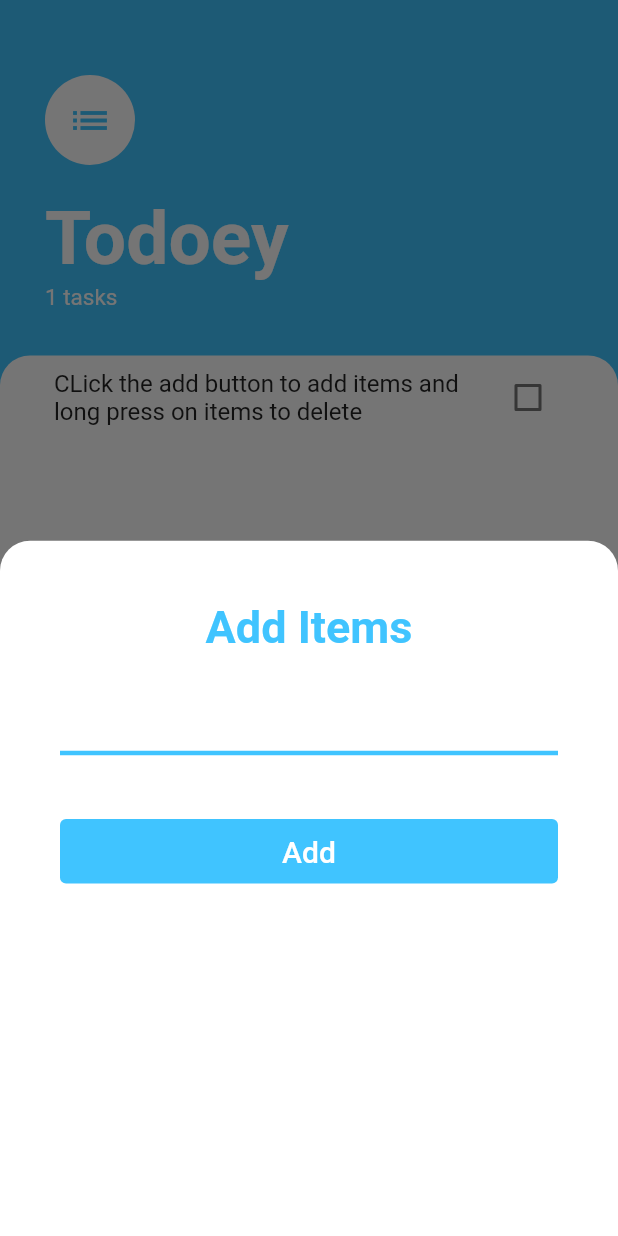
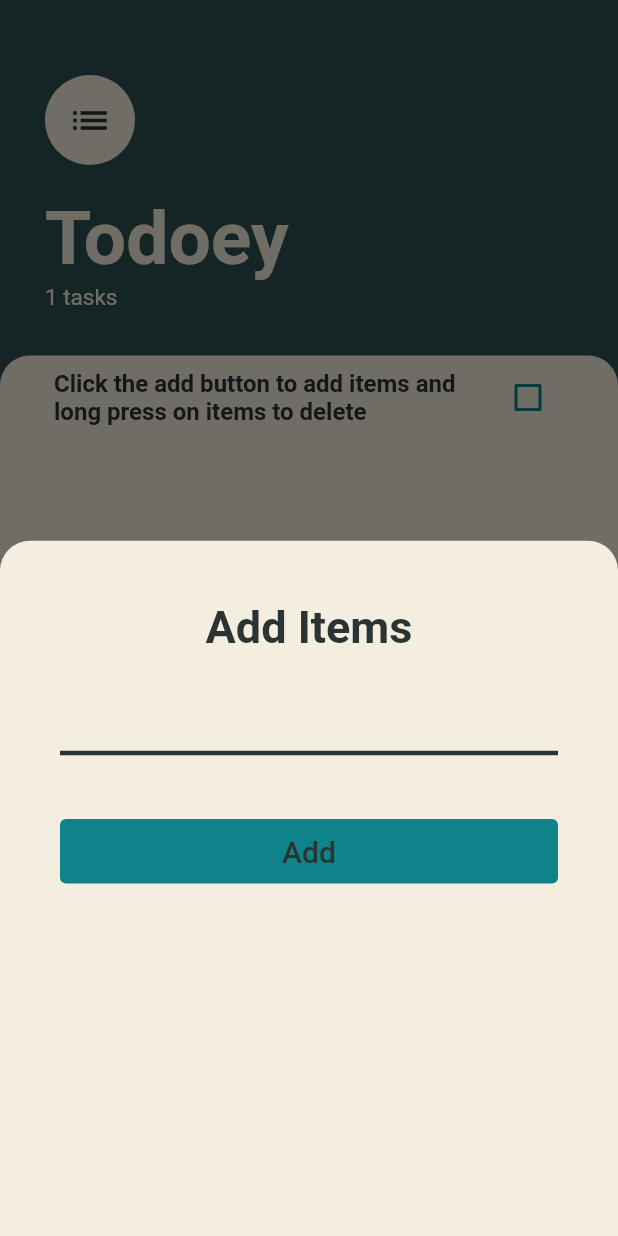
Before and after one commit to reynaroyce12/Todo-Application, a Flutter app: the screen it shows after launch, after a tap on the "add" icon, on a phone screen of 412 x 824 dp. Run offline on Flutter 3.47's test engine with Material 2 defaults, Android fonts, the phone set to English and light mode, and no system bars.

Commit message:
modified UI

```diff
--- a/lib/main.dart
+++ b/lib/main.dart
@@ -18,6 +18,11 @@ class MyApp extends StatelessWidget {
           return TaskData();                    // returning the list
       },
       child: MaterialApp(
+        theme: ThemeData.dark().copyWith(
+          scaffoldBackgroundColor: const Color(0xFF2E4F4F),
+          primaryColor: const Color(0xFF0E8388),
+            unselectedWidgetColor: const Color(0XFF0E8388)
+        ),
         home: TaskScreen(),
       ),
     );
--- a/lib/models/task_data.dart
+++ b/lib/models/task_data.dart
@@ -4,7 +4,7 @@ import 'dart:collection';
 
 class TaskData extends ChangeNotifier {
 
-  final List<Task> _tasksList = [Task(name: 'CLick the add button to add items and long press on items to delete')];
+  final List<Task> _tasksList = [Task(name: 'Click the add button to add items and long press on items to delete')];
 
   //This is a getter function that provides tge read-only version of the tasklist function above which is private
   UnmodifiableListView<Task> get tasksList {
--- a/lib/screens/add_tasks_screen.dart
+++ b/lib/screens/add_tasks_screen.dart
@@ -18,7 +18,7 @@ class _AddTasksState extends State<AddTasks> {
   Widget build(BuildContext context) {
     return Container(
       decoration: const BoxDecoration(
-          color: Colors.white,
+          color: Color(0XFFF4EEE0),
           borderRadius: BorderRadius.only(topLeft: Radius.circular(20.0), topRight: Radius.circular(20.0),)
       ),
       child: Padding(
@@ -26,7 +26,7 @@ class _AddTasksState extends State<AddTasks> {
         child: Column(
           crossAxisAlignment: CrossAxisAlignment.stretch,
           children: [
-            const Text('Add Items',textAlign: TextAlign.center, style: TextStyle(fontSize: 30.0, color: Colors.lightBlueAccent, fontWeight: FontWeight.w700),),
+            const Text('Add Items',textAlign: TextAlign.center, style: TextStyle(fontSize: 30.0, color: Color(0Xff2C3333), fontWeight: FontWeight.w700),),
 
             const SizedBox(
               height: 20.0,
@@ -36,13 +36,14 @@ class _AddTasksState extends State<AddTasks> {
               onChanged: (value) {
                 newTask = value;
               },
+              style: const TextStyle(color: Color(0xff2C3333), fontWeight: FontWeight.w600),
               decoration: const InputDecoration(
                 enabledBorder: UnderlineInputBorder(
-                  borderSide: BorderSide(color: Colors.lightBlueAccent, width: 3.0),
+                  borderSide: BorderSide(color: Color(0XFF2C3333), width: 3.0),
 
                 ),
                 focusedBorder: UnderlineInputBorder(
-                  borderSide: BorderSide(color: Colors.lightBlueAccent, width: 3.0),
+                  borderSide: BorderSide(color: Color(0XFF2C3333), width: 3.0),
                 ),
               ),
             ),
@@ -57,10 +58,10 @@ class _AddTasksState extends State<AddTasks> {
                 Navigator.pop(context);
               },
               style: TextButton.styleFrom(
-                  backgroundColor: Colors.lightBlueAccent,
+                  backgroundColor: const Color(0xFF0E8388),
                   padding: const EdgeInsets.all(10.0),
               ),
-              child: const Text('Add', style: TextStyle(color: Colors.white, fontSize: 20.0),),
+              child: const Text('Add', style: TextStyle(color: Color(0XFF2C3333), fontSize: 20.0),),
             )
           ],
         ),
--- a/lib/screens/task_screen.dart
+++ b/lib/screens/task_screen.dart
@@ -13,19 +13,14 @@ class TaskScreen extends StatefulWidget {
 }
 
 class _TaskScreenState extends State<TaskScreen> {
-  // List<Task> tasksList = [
-  //   Task(name: 'Buy Milk'),
-  //   Task(name: 'Buy Banana'),
-  //   Task(name: 'Buy bread'),
-  // ];
 
   @override
   Widget build(BuildContext context) {
     return Scaffold(
-      backgroundColor: Colors.lightBlueAccent,
+      // backgroundColor: Colors.lightBlueAccent,
       floatingActionButton: FloatingActionButton(
         heroTag: 'add button',
-        backgroundColor: Colors.lightBlueAccent,
+        backgroundColor: const Color(0XFF0E8388),
         onPressed: () {
           showModalBottomSheet(
               context: context,
@@ -45,15 +40,15 @@ class _TaskScreenState extends State<TaskScreen> {
               crossAxisAlignment: CrossAxisAlignment.start,
               children:  [
                 const CircleAvatar(
-                    backgroundColor: Colors.white,
+                    backgroundColor: Color(0XFFF4EEE0),
                     radius: 30.0,
-                    child: Icon(Icons.list, size: 30.0, color: Colors.lightBlueAccent,),
+                    child: Icon(Icons.list, size: 30.0, color: Color(0XFF2C3333),),
                 ),
                const SizedBox(
                   height: 20.0,
                 ),
-                const Text('Todoey', style: TextStyle(color: Colors.white, fontWeight: FontWeight.w600, fontSize: 50.0),),
-                Text('${Provider.of<TaskData>(context).taskCount} tasks', style: TextStyle(color: Colors.white, fontSize: 15.0),),
+                const Text('Todoey', style: TextStyle(color: Color(0XFFF4EEE0), fontWeight: FontWeight.w600, fontSize: 50.0),),
+                Text('${Provider.of<TaskData>(context).taskCount} tasks', style: const TextStyle(color: Color(0XFFF4EEE0), fontSize: 15.0),),
               ],
             ),
           ),
@@ -62,7 +57,7 @@ class _TaskScreenState extends State<TaskScreen> {
             child: Container(
               padding: const EdgeInsets.symmetric(horizontal: 20),
               decoration: const BoxDecoration(
-                color: Colors.white,
+                color: Color(0XFFF4EEE0),
                 borderRadius: BorderRadius.only(topLeft: Radius.circular(20.0), topRight: Radius.circular(20.0)),
               ),
               child: TasksLists(),
@@ -73,13 +68,3 @@ class _TaskScreenState extends State<TaskScreen> {
     );
   }
 }
-
-// Widget buildBottomSheet(BuildContext context) {
-//   return Container(
-//     decoration: const BoxDecoration(
-//       color: Colors.green,
-//       borderRadius: BorderRadius.only(topLeft: Radius.circular(20.0), topRight: Radius.circular(20.0),)
-//     ),
-//     child: const TasksLists(),
-//   );
-// }
--- a/lib/widgets/each_tasks.dart
+++ b/lib/widgets/each_tasks.dart
@@ -21,8 +21,8 @@ class _EachTaskState extends State<EachTask> {
     return ListTile(
       onLongPress: widget.longPressCallback,
       title: Text(widget.taskText,
-      style: TextStyle(decoration: isChecked == true ? TextDecoration.lineThrough : null),),
-      trailing: Checkbox(value: isChecked, onChanged: (bool? value) {
+      style: TextStyle(color: const Color(0XFF2C3333),fontWeight: FontWeight.w600, decoration: isChecked == true ? TextDecoration.lineThrough : null),),
+      trailing: Checkbox(activeColor: const Color(0XFF2C3333),value: isChecked, onChanged: (bool? value) {
         setState(() {
           isChecked = value!;
         });
```
